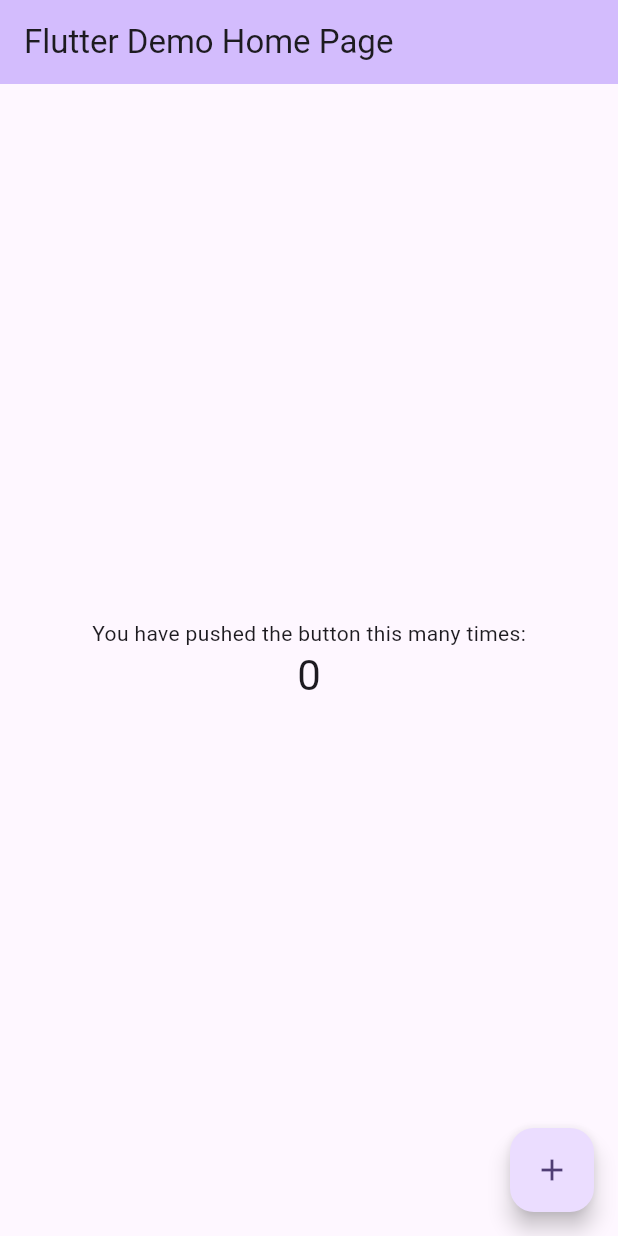
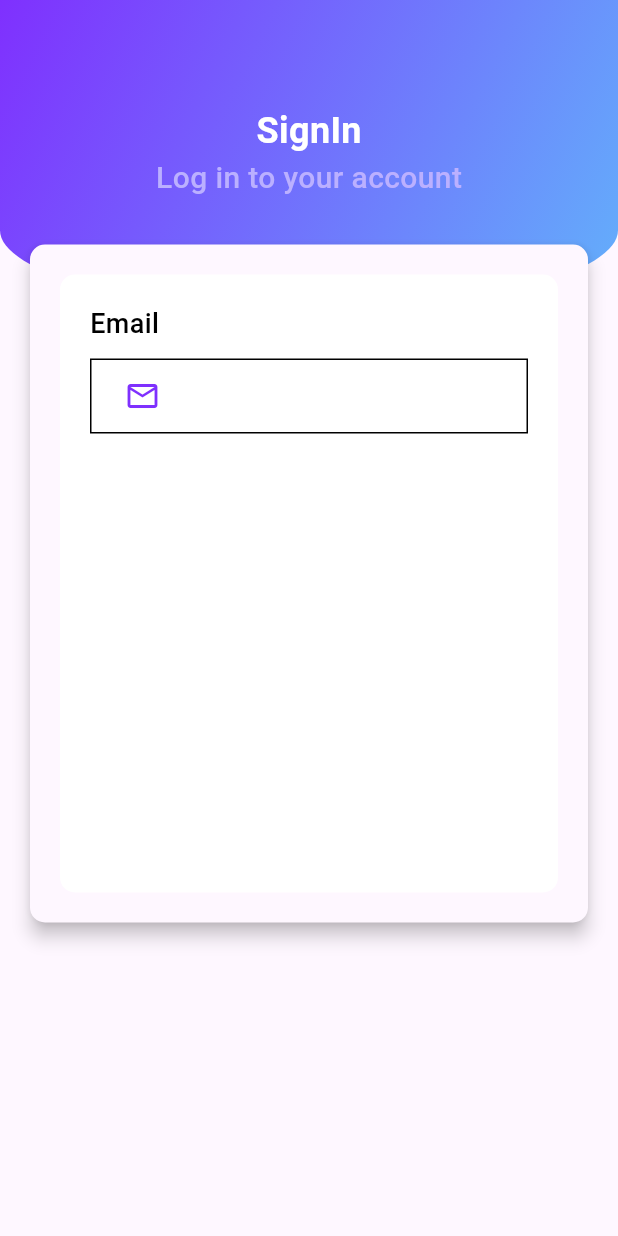
Before and after one commit to Engineerbabu777/2-Chat-App-Flutter, a Flutter app: the screen it shows after launch, on a phone screen of 412 x 824 dp. Run offline on Flutter 3.47's test engine with Material 3 defaults, Android fonts, the phone set to English and light mode, and no system bars.

Commit message:
day-1-finished

```diff
--- a/analysis_options.yaml
+++ b/analysis_options.yaml
@@ -21,6 +21,8 @@ linter:
   # `// ignore_for_file: name_of_lint` syntax on the line or in the file
   # producing the lint.
   rules:
+    prefer_const_constructors: false
+    prefer_const_literals_to_create_immutables: false
     # avoid_print: false  # Uncomment to disable the `avoid_print` rule
     # prefer_single_quotes: true  # Uncomment to enable the `prefer_single_quotes` rule
 
--- a/lib/main.dart
+++ b/lib/main.dart
@@ -1,3 +1,4 @@
+import 'package:chat_app/pages/signin.dart';
 import 'package:flutter/material.dart';
 
 void main() {
@@ -12,6 +13,7 @@ class MyApp extends StatelessWidget {
   Widget build(BuildContext context) {
     return MaterialApp(
       title: 'Flutter Demo',
+      debugShowCheckedModeBanner: false,
       theme: ThemeData(
         // This is the theme of your application.
         //
@@ -31,7 +33,7 @@ class MyApp extends StatelessWidget {
         colorScheme: ColorScheme.fromSeed(seedColor: Colors.deepPurple),
         useMaterial3: true,
       ),
-      home: const MyHomePage(title: 'Flutter Demo Home Page'),
+      home: SignIn(),
     );
   }
 }
--- /dev/null
+++ b/lib/pages/signin.dart
@@ -0,0 +1,110 @@
+import "package:flutter/material.dart";
+import "package:flutter/widgets.dart";
+
+class SignIn extends StatefulWidget {
+  const SignIn({super.key});
+
+  @override
+  State<SignIn> createState() => _SignInState();
+}
+
+class _SignInState extends State<SignIn> {
+  @override
+  Widget build(BuildContext context) {
+    return Scaffold(
+      body: Container(
+        child: Stack(
+          children: [
+            Container(
+              height: MediaQuery.of(context).size.height / 4.0,
+              width: MediaQuery.of(context).size.width,
+              decoration: BoxDecoration(
+                  gradient: LinearGradient(
+                      colors: [Color(0xFF7f30fe), Color(0xFF63B0fb)],
+                      begin: Alignment.topLeft,
+                      end: Alignment.bottomRight),
+                  borderRadius: BorderRadius.vertical(
+                      bottom: Radius.elliptical(
+                          MediaQuery.of(context).size.width, 105))),
+            ),
+            Padding(
+              padding: const EdgeInsets.only(top: 70.0),
+              child: Column(
+                children: [
+                  Center(
+                    child: Text(
+                      "SignIn",
+                      style: TextStyle(
+                          color: Colors.white,
+                          fontWeight: FontWeight.bold,
+                          fontSize: 24),
+                    ),
+                  ),
+                  Center(
+                    child: Text(
+                      "Log in to your account",
+                      style: TextStyle(
+                          color: Color(0xFFbbb0ff),
+                          fontWeight: FontWeight.w500,
+                          fontSize: 20),
+                    ),
+                  ),
+                  Container(
+                    margin:
+                        EdgeInsets.symmetric(vertical: 30, horizontal: 20.0),
+                    child: Material(
+                      elevation: 5.0,
+                      borderRadius: BorderRadius.circular(10),
+                      child: Container(
+                        padding: EdgeInsets.symmetric(
+                            vertical: 20.0, horizontal: 20.0),
+                        margin: EdgeInsets.symmetric(
+                            vertical: 20.0, horizontal: 20.0),
+                        height: MediaQuery.of(context).size.height / 2,
+                        width: MediaQuery.of(context).size.width,
+                        decoration: BoxDecoration(
+                          color: Colors.white,
+                          borderRadius: BorderRadius.circular(10.0),
+                        ),
+                        child: Column(
+                          crossAxisAlignment: CrossAxisAlignment.start,
+                          children: [
+                            Text(
+                              "Email",
+                              style: TextStyle(
+                                  color: Colors.black,
+                                  fontSize: 18.0,
+                                  fontWeight: FontWeight.w500),
+                            ),
+                            SizedBox(
+                              height: 10.0,
+                            ),
+                            Container(
+                              padding: EdgeInsets.only(left: 10.0),
+                              decoration: BoxDecoration(
+                                  border: Border.all(
+                                      width: 1.0, color: Colors.black)),
+                              child: TextField(
+                                decoration: InputDecoration(
+                                  border: InputBorder.none,
+                                  prefixIcon: Icon(
+                                    Icons.email_outlined,
+                                    color: Color(0xFF7f30fe),
+                                  ),
+                                ),
+                              ),
+                            ),
+                          ],
+                        ),
+                      ),
+                    ),
+                  ),
+                ],
+              ),
+            ),
+          ],
+        ),
+      ),
+    );
+  }
+}
```
